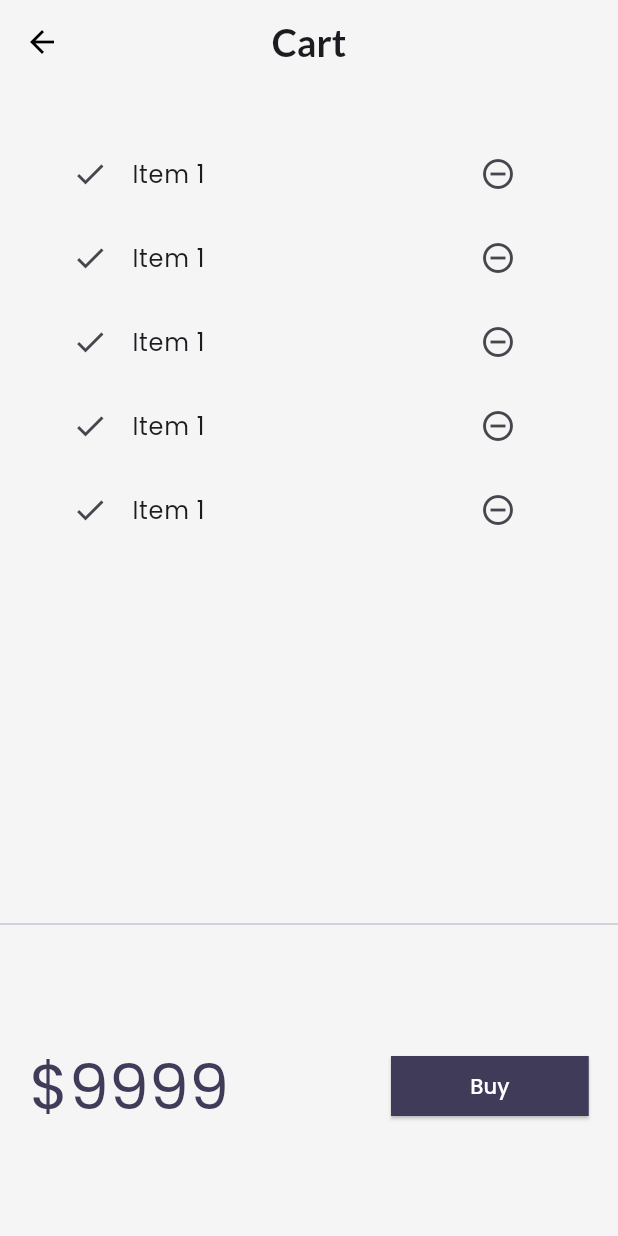
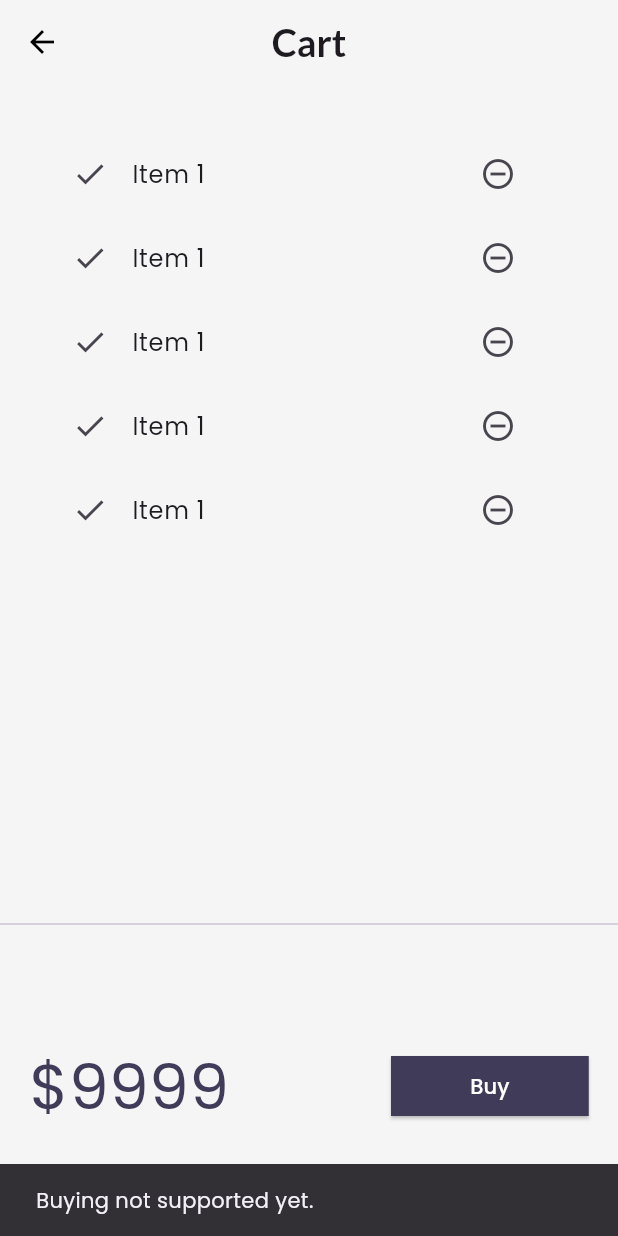
Before and after one commit to Ayushgupta91003/Catalog-app-flutter, a Flutter app: the CartPage screen opened by its route, after a tap on "Buy", on a phone screen of 412 x 824 dp. Run offline on Flutter 3.47's test engine with Material 3 defaults, Android fonts, the phone set to English and light mode, and no system bars; our stand-ins replace google_fonts, velocity_x; network calls fail; key blocks and very long unbroken strings in the code were emptied for the run.

```diff
--- a/lib/models/catalog.dart
+++ b/lib/models/catalog.dart
@@ -175,10 +175,10 @@ class CatalogModel {
   static List<Item> items = [];
 
   // get item by ID
-  static Item getByID(int id) =>  items.firstWhere((element) => element.id == id, orElse: null);
+  Item getByID(int id) =>  items.firstWhere((element) => element.id == id, orElse: null);
 
   // get item by position
-  static getByPosition(int pos) => items[pos];
+  Item getByPosition(int pos) => items[pos];
 
 
 
--- a/lib/pages/cart_page.dart
+++ b/lib/pages/cart_page.dart
@@ -41,7 +41,13 @@ class _CartTotal extends StatelessWidget {
           "\$9999".text.xl5.color(context.theme.secondaryHeaderColor).make(),
           30.widthBox,
           ElevatedButton(
-              onPressed: (){},
+              onPressed: (){
+                ScaffoldMessenger.of(context).showSnackBar(
+                  SnackBar(
+                      content:"Buying not supported yet.".text.make(),
+                  ),
+                );
+              },
             style: ButtonStyle(
               backgroundColor: MaterialStateProperty.all(context.theme.primaryColor),
               shape: MaterialStateProperty.all(RoundedRectangleBorder())
--- a/lib/widgets/home_widgets/catalog_list.dart
+++ b/lib/widgets/home_widgets/catalog_list.dart
@@ -16,7 +16,7 @@ class CatalogList extends StatelessWidget {
       shrinkWrap: true,       // for expanded use.
       itemCount: CatalogModel.items.length,
       itemBuilder: (context, index) {
-        final catalog = CatalogModel.getByPosition(index);
+        final catalog = CatalogModel.items[index];
         return InkWell(
           onTap: (){
             // Navigator.pushNamed(context, MyRoutes.homeDetailsRoute);    // not used in this scenario. ass we want to pass arguments also.
```
Also changed, not shown: lib/models/cart.dart (added, +45 -0 lines).
